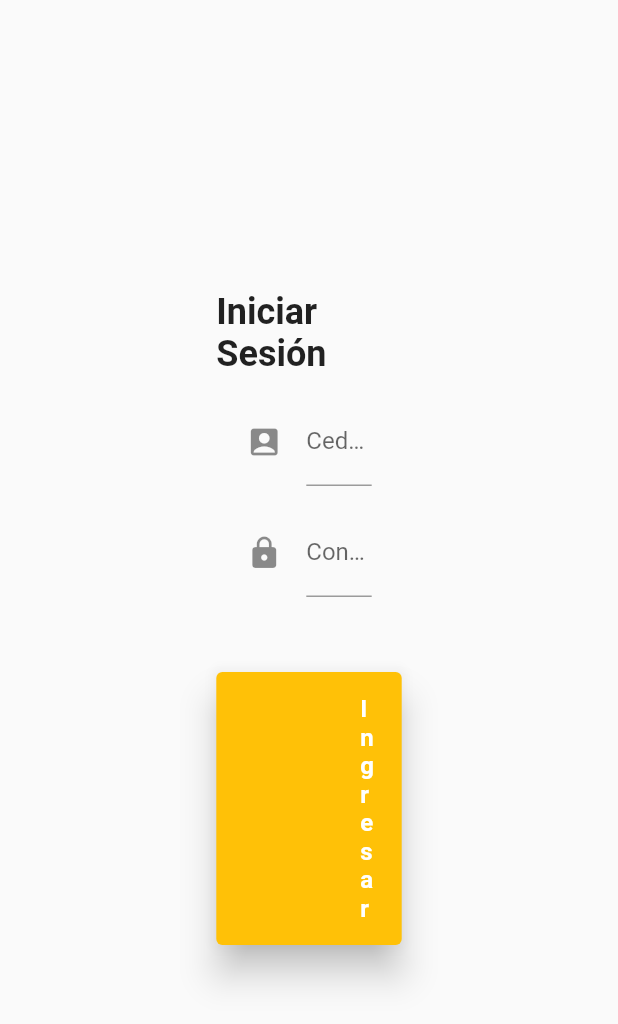
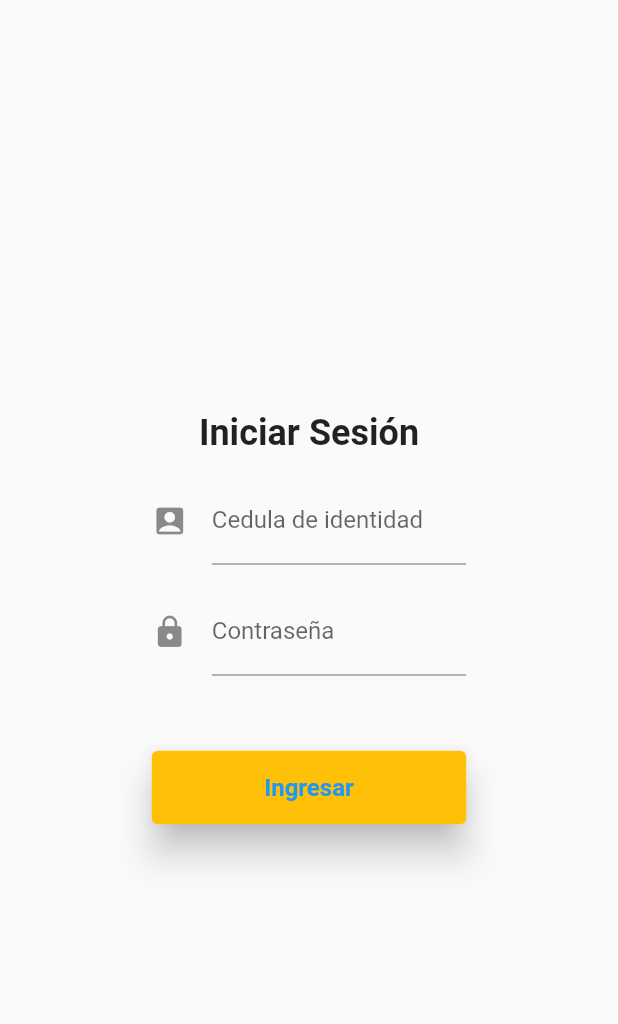
Before and after one commit to Leandr0-B/Proyecto-Integrador-ATI, a Flutter app: the screen it shows after launch, on a phone screen of 412 x 824 dp. Shown: the top 1024 px of the screen. Run offline on Flutter 3.47's test engine with Material 2 defaults, Android fonts, the phone set to English and light mode, and no system bars; accounts and stored records are empty.

Commit message:
API service + login

```diff
--- /dev/null
+++ b/residencial_cocoon/lib/Dominio/Exceptions/loginException.dart
@@ -0,0 +1,10 @@
+class LoginException implements Exception {
+  final String mensaje;
+
+  LoginException(this.mensaje);
+
+  @override
+  String toString() {
+    return mensaje;
+  }
+}
--- a/residencial_cocoon/lib/Modelo/rol.dart
+++ b/residencial_cocoon/lib/Modelo/rol.dart
@@ -1,20 +1,26 @@
 class Rol {
-  //Atributos
-  int? id_Rol;
-  String? descripcion;
-  bool? inactivo;
+  int _idRol;
+  String _descripcion;
 
-  //Constructor
-  Rol(int id_Rol, String descripcion, bool inactivo) {
-    this.id_Rol = id_Rol;
-    this.descripcion = descripcion;
-    this.inactivo = inactivo;
+  Rol({required int idRol, required String descripcion})
+      : _idRol = idRol,
+        _descripcion = descripcion;
+
+  int get idRol => _idRol;
+  set idRol(int value) => _idRol = value;
+
+  String get descripcion => _descripcion;
+  set descripcion(String value) => _descripcion = value;
+
+  factory Rol.fromJson(Map<String, dynamic> json) {
+    return Rol(
+      idRol: json['id_rol'],
+      descripcion: json['descripcion'],
+    );
   }
 
-  //Get Set
-  int? get idRol => this.id_Rol;
-
-  String? get getDescripcion => this.descripcion;
-
-  bool? get getInactivo => this.inactivo;
+  @override
+  String toString() {
+    return 'Rol(idRol: $_idRol, descripcion: $_descripcion)';
+  }
 }
--- /dev/null
+++ b/residencial_cocoon/lib/Modelo/sucurusal.dart
@@ -0,0 +1,35 @@
+class Sucursal {
+  int _idSucursal;
+  String _nombre;
+  String _direccion;
+
+  Sucursal(
+      {required int idSucursal,
+      required String nombre,
+      required String direccion})
+      : _idSucursal = idSucursal,
+        _nombre = nombre,
+        _direccion = direccion;
+
+  int get idSucursal => _idSucursal;
+  set idSucursal(int value) => _idSucursal = value;
+
+  String get nombre => _nombre;
+  set nombre(String value) => _nombre = value;
+
+  String get direccion => _direccion;
+  set direccion(String value) => _direccion = value;
+
+  factory Sucursal.fromJson(Map<String, dynamic> json) {
+    return Sucursal(
+      idSucursal: json['id_sucursal'],
+      nombre: json['nombre'],
+      direccion: json['direccion'],
+    );
+  }
+
+  @override
+  String toString() {
+    return 'Sucursal(idSucursal: $_idSucursal, nombre: $_nombre, direccion: $_direccion)';
+  }
+}
--- a/residencial_cocoon/lib/Modelo/usuario.dart
+++ b/residencial_cocoon/lib/Modelo/usuario.dart
@@ -1,51 +1,66 @@
 import 'package:residencial_cocoon/Modelo/rol.dart';
+import 'package:residencial_cocoon/Modelo/sucurusal.dart';
 
 class Usuario {
-  //Atributos
-  String? nombre;
-  String? apellido;
-  String? contrasenia;
-  String? ci;
-  bool? inactivo;
-  List<Rol>? roles;
+  String _ci;
+  String _nombre;
+  int _administrador;
+  List<Rol> _roles;
+  List<Sucursal> _sucursales;
 
-  //Constructor
-  Usuario.obtener(String nombre, String apellido, String ci, bool inactivo,
-      List<Rol> roles) {
-    this.nombre = nombre;
-    this.apellido = apellido;
-    this.ci = ci;
-    this.inactivo = inactivo;
-    this.roles = roles;
+  Usuario({
+    required String ci,
+    required String nombre,
+    required int administrador,
+    required List<Rol> roles,
+    required List<Sucursal> sucursales,
+  })  : _ci = ci,
+        _nombre = nombre,
+        _administrador = administrador,
+        _roles = roles,
+        _sucursales = sucursales;
+
+  String get ci => _ci;
+  set ci(String value) => _ci = value;
+
+  String get nombre => _nombre;
+  set nombre(String value) => _nombre = value;
+
+  int get administrador => _administrador;
+  set administrador(int value) => _administrador = value;
+
+  List<Rol> get roles => _roles;
+  set roles(List<Rol> value) => _roles = value;
+
+  List<Sucursal> get sucursales => _sucursales;
+  set sucursales(List<Sucursal> value) => _sucursales = value;
+
+  factory Usuario.fromJson(Map<String, dynamic> json) {
+    List<Rol> rolesList = [];
+    List<Sucursal> sucursalesList = [];
+
+    // Recuperar los roles del JSON y convertirlos en objetos de Rol
+    List<dynamic> rolesJson = json['roles'];
+    rolesList = rolesJson.map((roleJson) => Rol.fromJson(roleJson)).toList();
+
+    // Recuperar las sucursales del JSON y convertirlas en objetos de Sucursal
+    List<dynamic> sucursalesJson = json['sucursales'];
+    sucursalesList = sucursalesJson
+        .map((sucursalJson) => Sucursal.fromJson(sucursalJson))
+        .toList();
+
+    // Crear y retornar un nuevo objeto Usuario
+    return Usuario(
+      ci: json['ci'],
+      nombre: json['nombre'],
+      administrador: json['administrador'],
+      roles: rolesList,
+      sucursales: sucursalesList,
+    );
   }
 
-  Usuario.login(String ci, String contrasenia) {
-    this.ci = ci;
-    this.contrasenia = contrasenia;
+  @override
+  String toString() {
+    return 'Usuario(ci: $_ci, nombre: $_nombre, administrador: $_administrador, roles: $_roles, sucursales: $_sucursales)';
   }
-
-  //Get Set
-  String? get getNombre => this.nombre;
-
-  set setNombre(String? nombre) => this.nombre = nombre;
-
-  String? get getApellido => this.apellido;
-
-  set setApellido(apellido) => this.apellido = apellido;
-
-  String? get getContrasenia => this.contrasenia;
-
-  set setContrasenia(contrasenia) => this.contrasenia = contrasenia;
-
-  String? get getCi => this.ci;
-
-  set setCi(ci) => this.ci = ci;
-
-  bool? get getInactivo => this.inactivo;
-
-  set setInactivo(inactivo) => this.inactivo = inactivo;
-
-  List<Rol>? get getRoles => this.roles;
-
-  set setRoles(List<Rol>? roles) => this.roles = roles;
 }
--- a/residencial_cocoon/lib/Servicios/fachada.dart
+++ b/residencial_cocoon/lib/Servicios/fachada.dart
@@ -4,11 +4,11 @@ import 'package:residencial_cocoon/Servicios/servicioUsuario.dart';
 class Fachada {
   //Atributos
   static Fachada? _instancia;
-  ServicioUsuario? _sUsuario;
+  ServicioUsuario? _servicioUsuario;
 
   //Constructor
   Fachada._() {
-    _sUsuario = ServicioUsuario();
+    _servicioUsuario = ServicioUsuario();
   }
 
   static Fachada? getInstancia() {
@@ -20,7 +20,7 @@ class Fachada {
 
   //Funciones
   //Usuario
-  Usuario? login(String ci, String clave) {
-    return _sUsuario?.login(ci, clave);
+  Future<Usuario?> login(String ci, String clave) async {
+    return await _servicioUsuario?.login(ci, clave);
   }
 }
--- a/residencial_cocoon/lib/UI/vistaInicio.dart
+++ b/residencial_cocoon/lib/UI/Inicio/vistaInicio.dart
@@ -1,7 +1,7 @@
 import "package:flutter/material.dart";
 
 class InicioPage extends StatefulWidget {
-  static String id = 'vistaInicio';
+  static String id = 'inicio';
 
   @override
   State<InicioPage> createState() => _InicioPageState();
--- /dev/null
+++ b/residencial_cocoon/lib/UI/Login/iVistaLogin.dart
@@ -0,0 +1,3 @@
+abstract class IVistaLogin {
+  void mostrarMensaje(String mensaje);
+}
--- /dev/null
+++ b/residencial_cocoon/lib/UI/Login/vistaLogin.dart
@@ -0,0 +1,188 @@
+import 'package:flutter/material.dart';
+import 'package:residencial_cocoon/Controladores/controllerUsuario.dart';
+import 'package:residencial_cocoon/UI/Login/iVistaLogin.dart';
+import 'package:residencial_cocoon/UI/Inicio/vistaInicio.dart';
+import 'package:residencial_cocoon/Modelo/usuario.dart';
+
+class LoginPage extends StatefulWidget {
+  static String id = 'login';
+
+  @override
+  _LoginPageState createState() => _LoginPageState();
+}
+
+class _LoginPageState extends State<LoginPage> implements IVistaLogin {
+  String _ci = '';
+  String _clave = '';
+  ControllerUsuario? controller;
+  bool _isLoading = false;
+
+  @override
+  void initState() {
+    super.initState();
+    controller = ControllerUsuario(mostrarMensaje: mostrarMensaje);
+  }
+
+  @override
+  Widget build(BuildContext context) {
+    return SafeArea(
+      child: Scaffold(
+        body: Center(
+          child: LayoutBuilder(
+            builder: (BuildContext context, BoxConstraints constraints) {
+              final maxWidth = constraints.maxWidth;
+
+              final isMobile = maxWidth <= 600;
+              final isTablet = maxWidth > 600 && maxWidth <= 1024;
+              final isLargeScreen = maxWidth > 1024;
+
+              double formWidthFactor;
+
+              if (isMobile) {
+                formWidthFactor = 0.8;
+              } else if (isTablet) {
+                formWidthFactor = 0.6;
+              } else if (isLargeScreen) {
+                formWidthFactor = 0.4;
+              } else {
+                formWidthFactor = 0.3;
+              }
+
+              return FractionallySizedBox(
+                widthFactor: formWidthFactor,
+                child: Padding(
+                  padding: const EdgeInsets.symmetric(horizontal: 40.0),
+                  child: Column(
+                    mainAxisAlignment: MainAxisAlignment.center,
+                    children: [
+                      const Text(
+                        'Iniciar Sesión',
+                        style: TextStyle(
+                          fontSize: 24,
+                          fontWeight: FontWeight.bold,
+                        ),
+                      ),
+                      const SizedBox(height: 15.0),
+                      _userTextField(),
+                      const SizedBox(height: 15.0),
+                      _passwordTextField(),
+                      const SizedBox(height: 50.0),
+                      _bottonLogin(),
+                    ],
+                  ),
+                ),
+              );
+            },
+          ),
+        ),
+      ),
+    );
+  }
+
+  Widget _userTextField() {
+    return StreamBuilder(
+      builder: (BuildContext context, AsyncSnapshot snapshot) {
+        return Container(
+          padding: const EdgeInsets.symmetric(horizontal: 20.0),
+          child: TextField(
+            keyboardType: TextInputType.emailAddress,
+            decoration: const InputDecoration(
+              icon: Icon(Icons.account_box),
+              labelText: 'Cedula de identidad',
+            ),
+            onChanged: (value) {
+              _ci = value;
+            },
+          ),
+        );
+      },
+      stream: null,
+    );
+  }
+
+  Widget _passwordTextField() {
+    return StreamBuilder(
+      builder: (BuildContext context, AsyncSnapshot snapshot) {
+        return Container(
+          padding: const EdgeInsets.symmetric(horizontal: 20.0),
+          child: TextField(
+            keyboardType: TextInputType.emailAddress,
+            obscureText: true,
+            decoration: const InputDecoration(
+              icon: Icon(Icons.lock),
+              labelText: 'Contraseña',
+            ),
+            onChanged: (value) {
+              _clave = value;
+            },
+          ),
+        );
+      },
+      stream: null,
+    );
+  }
+
+  Widget _bottonLogin() {
+    return StreamBuilder(
+      builder: (BuildContext context, AsyncSnapshot snapshot) {
+        return Padding(
+          padding: const EdgeInsets.symmetric(horizontal: 20.0),
+          child: SizedBox(
+            width: double.infinity,
+            child: TextButton(
+              onPressed: _isLoading ? null : _eventoLogin,
+              style: TextButton.styleFrom(
+                backgroundColor: Colors.amber,
+                elevation: 10.0,
+                padding: const EdgeInsets.symmetric(vertical: 15.0),
+              ),
+              child: _isLoading
+                  ? const Row(
+                      mainAxisAlignment: MainAxisAlignment.center,
+                      children: [
+                        Text('Cargando...'),
+                        SizedBox(width: 10),
+                        CircularProgressIndicator(),
+                      ],
+                    )
+                  : const Text(
+                      'Ingresar',
+                      style: TextStyle(
+                        fontSize: 16.0,
+                        fontWeight: FontWeight.bold,
+                      ),
+                    ),
+            ),
+          ),
+        );
+      },
+      stream: null,
+    );
+  }
+
+  void _eventoLogin() async {
+    setState(() {
+      _isLoading = true;
+    });
+
+    Usuario? u = await controller?.loginUsuario(_ci, _clave);
+    if (u != null) {
+      print(u);
+      ingreso();
+    }
+
+    setState(() {
+      _isLoading = false;
+    });
+  }
+
+  void ingreso() {
+    Navigator.pushReplacementNamed(context, InicioPage.id);
+  }
+
+  @override
+  void mostrarMensaje(String mensaje) {
+    final snackBar = SnackBar(content: Text(mensaje));
+    ScaffoldMessenger.of(context).showSnackBar(snackBar);
+  }
+}
--- a/residencial_cocoon/lib/UI/iVistaLogin.dart
+++ /dev/null
@@ -1,4 +0,0 @@
-abstract class IvistaLogin {
-  void mostrarMensaje(String mensaje);
-  void ingreso();
-}
--- a/residencial_cocoon/lib/UI/vistaLogin.dart
+++ /dev/null
@@ -1,143 +0,0 @@
-import 'package:flutter/material.dart';
-import 'package:residencial_cocoon/Controladores/controllerUsuario.dart';
-import 'package:residencial_cocoon/UI/iVistaLogin.dart';
-import 'package:residencial_cocoon/UI/vistaInicio.dart';
-
-class LoginPage extends StatefulWidget {
-  static String id = 'vistaLogin';
-
-  @override
-  _LoginPageState createState() => _LoginPageState();
-}
-
-class _LoginPageState extends State<LoginPage> implements IvistaLogin {
-  String _ci = '';
-  String _clave = '';
-  ControllerUsuario? controller;
-
-  @override
-  void initState() {
-    super.initState();
-    controller = ControllerUsuario(
-      mostrarMensaje: mostrarMensaje,
-      ingreso: ingreso,
-    );
-  }
-
-  @override
-  Widget build(BuildContext context) {
-    return SafeArea(
-      child: Scaffold(
-        body: Center(
-            child: FractionallySizedBox(
-          widthFactor: 0.3,
-          child: Column(
-            mainAxisAlignment: MainAxisAlignment.center,
-            children: [
-              Text(
-                'Iniciar Sesión', // Título
-                style: TextStyle(
-                  fontSize: 24, // Tamaño de fuente
-                  fontWeight: FontWeight.bold, // Negrita
-                ),
-              ),
-              SizedBox(
-                height: 15.0,
-              ),
-              _userTextField(),
-              SizedBox(
-                height: 15,
-              ),
-              _passwordTextField(),
-              SizedBox(
-                height: 50,
-              ),
-              _bottonLogin(),
-            ],
-          ),
-        )),
-      ),
-    );
-  }
-
-  Widget _userTextField() {
-    return StreamBuilder(
-      builder: (BuildContext context, AsyncSnapshot snapshot) {
-        return Container(
-          padding: EdgeInsets.symmetric(horizontal: 20.0),
-          child: TextField(
-            keyboardType: TextInputType.emailAddress,
-            decoration: InputDecoration(
-              icon: Icon(Icons.account_box),
-              labelText: 'Cedula de identidad',
-            ),
-            onChanged: (value) {
-              _ci = value;
-            },
-          ),
-        );
-      },
-      stream: null,
-    );
-  }
-
-  Widget _passwordTextField() {
-    return StreamBuilder(
-      builder: (BuildContext context, AsyncSnapshot snapshot) {
-        return Container(
-          padding: EdgeInsets.symmetric(horizontal: 20.0),
-          child: TextField(
-            keyboardType: TextInputType.emailAddress,
-            obscureText: true,
-            decoration: InputDecoration(
-              icon: Icon(Icons.lock),
-              labelText: 'Contraseña',
-            ),
-            onChanged: (value) {
-              _clave = value;
-            },
-          ),
-        );
-      },
-      stream: null,
-    );
-  }
-
-  Widget _bottonLogin() {
-    return StreamBuilder(
-      builder: (BuildContext context, AsyncSnapshot snapshot) {
-        return ElevatedButton(
-          onPressed: _eventoLogin,
-          style: ElevatedButton.styleFrom(
-            backgroundColor: Colors.amber,
-            elevation: 10.0,
-          ),
-          child: Container(
-            padding: EdgeInsets.symmetric(horizontal: 80.0, vertical: 15.0),
-            child: Text('Ingresar',
-                style: TextStyle(
-                  fontSize: 16.0,
-                  fontWeight: FontWeight.bold,
-                )),
-          ),
-        );
-      },
-      stream: null,
-    );
-  }
-
-  void _eventoLogin() {
-    controller?.loginUsuario(_ci, _clave);
-  }
-
-  @override
-  void ingreso() {
-    Navigator.pushReplacementNamed(context, InicioPage.id);
-  }
-
-  @override
-  void mostrarMensaje(String mensaje) {
-    final snackBar = SnackBar(content: Text(mensaje));
-    ScaffoldMessenger.of(context).showSnackBar(snackBar);
-  }
-}
--- a/residencial_cocoon/lib/main.dart
+++ b/residencial_cocoon/lib/main.dart
@@ -1,6 +1,6 @@
 import 'package:flutter/material.dart';
-import 'package:residencial_cocoon/UI/vistaInicio.dart';
-import 'package:residencial_cocoon/UI/vistaLogin.dart';
+import 'package:residencial_cocoon/UI/Inicio/vistaInicio.dart';
+import 'package:residencial_cocoon/UI/Login/vistaLogin.dart';
 
 void main() {
   runApp(const MainApp());
--- a/residencial_cocoon/pubspec.yaml
+++ b/residencial_cocoon/pubspec.yaml
@@ -9,6 +9,7 @@ environment:
 dependencies:
   flutter:
     sdk: flutter
+  http: ^1.0.0
 
 dev_dependencies:
   flutter_test:
```
Also changed, not shown: residencial_cocoon/lib/APIService/apiService.dart (added, +46 -0 lines), residencial_cocoon/lib/Controladores/controllerUsuario.dart (+11 -15 lines), residencial_cocoon/lib/Servicios/servicioUsuario.dart (+20 -6 lines), residencial_cocoon/pubspec.lock.
